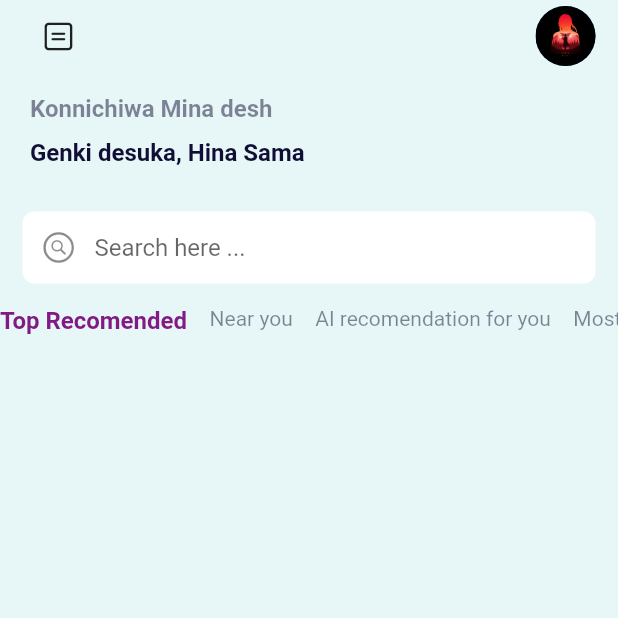
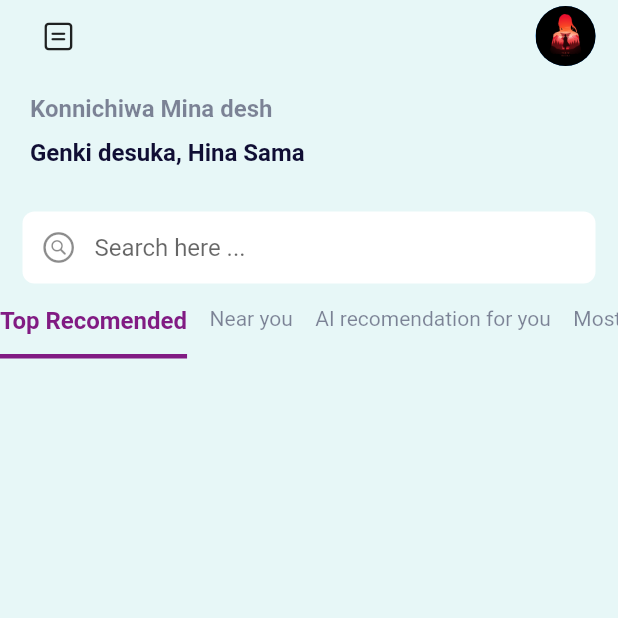
Before and after one commit to s4ki3f/vara_lagbe, a Flutter app: the screen it shows after launch, on a phone screen of 412 x 824 dp, the top half of it. Run offline on Flutter 3.47's test engine with Material 2 defaults, Android fonts, the phone set to English and light mode, and no system bars; our stand-ins replace flutter_svg; project files that could hold a hidden picture were left out.

Commit message:
catagories changes

```diff
--- a/lib/screen/home/widgets/catagories.dart
+++ b/lib/screen/home/widgets/catagories.dart
@@ -23,10 +23,17 @@ class _CatagoriesState extends State<Catagories> {
           itemBuilder: (context, index) => GestureDetector(
                 onTap: () {
                   setState(() {
-                    currentSelect == index;
+                    currentSelect = index;
                   });
                 },
                 child: Container(
+                  decoration: BoxDecoration(
+                      border: Border(
+                          bottom: BorderSide(
+                              color: currentSelect == index
+                                  ? Theme.of(context).primaryColor
+                                  : Colors.transparent,
+                              width: 3))),
                   child: Text(
                     CatagoriesList[index],
                     style: TextStyle(
```
